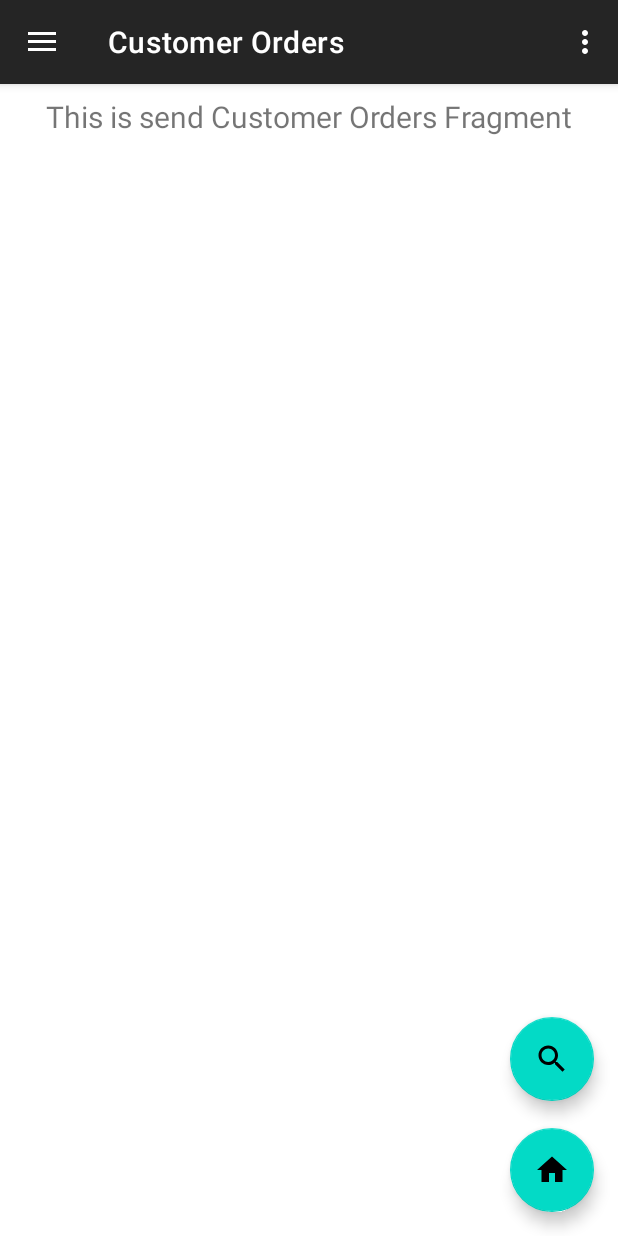
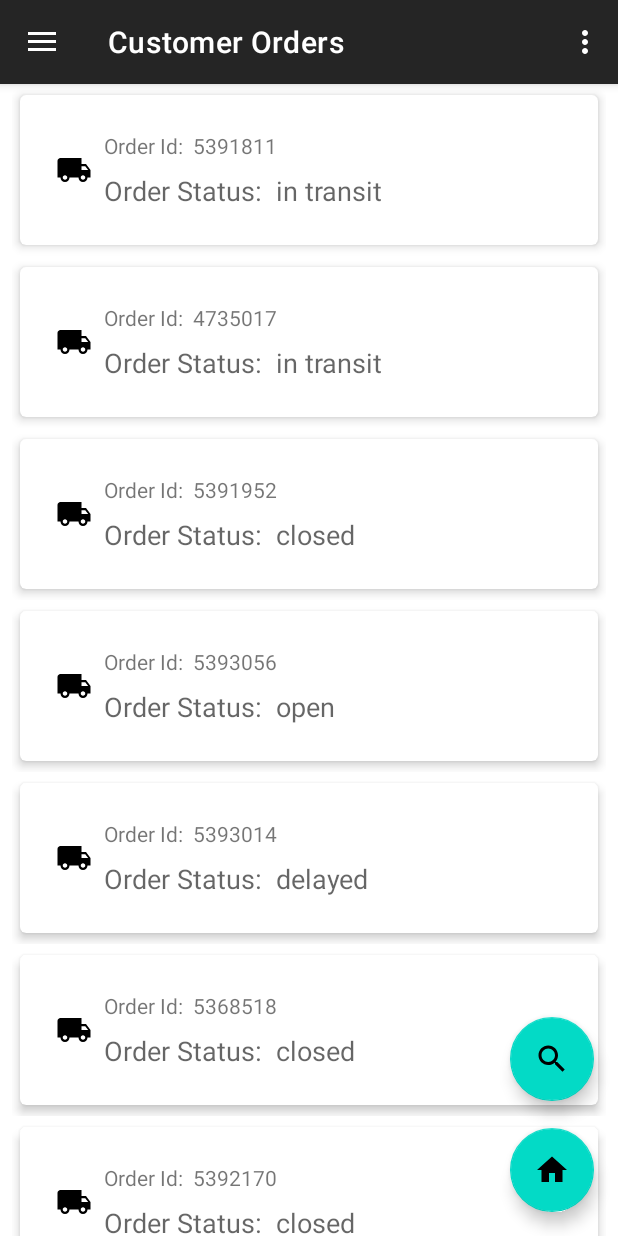
Before and after one commit to teraSurfer/go-ship-smartphone, an Android app: the screen it shows after launch (MainActivity), in the side drawer, after a tap on "Customer Orders", on a phone screen of 412 x 824 dp. Run offline under Robolectric (Android 15) with nearby library versions, the phone set to English and light mode, and no system bars; our stand-ins replace data binding, navigation-ui.

Commit message:
recycler added

```diff
--- a/app/src/main/java/com/gocloud/goshipapp/MainActivity.kt
+++ b/app/src/main/java/com/gocloud/goshipapp/MainActivity.kt
@@ -13,6 +13,7 @@ import com.google.android.material.navigation.NavigationView
 import androidx.appcompat.app.AppCompatActivity
 import androidx.appcompat.widget.Toolbar
 import android.view.Menu
+import android.view.MenuItem
 
 class MainActivity : AppCompatActivity() {
 
@@ -55,4 +56,8 @@ class MainActivity : AppCompatActivity() {
         val navController = findNavController(R.id.nav_host_fragment)
         return navController.navigateUp(appBarConfiguration) || super.onSupportNavigateUp()
     }
+
+    override fun onOptionsItemSelected(item: MenuItem): Boolean {
+        return super.onOptionsItemSelected(item)
+    }
 }
--- /dev/null
+++ b/app/src/main/java/com/gocloud/goshipapp/ui/orderscustomer/DataManager.kt
@@ -0,0 +1,54 @@
+package com.gocloud.goshipapp.ui.orderscustomer
+
+import java.sql.ClientInfoStatus
+
+data class CustomerOrders (val orderId: Int, val u_email: String, val status: String) {
+//    override fun toString(): String {
+//        return cityName
+//    }
+}
+
+//Singleton declaration of the data top populate the spinner and tables
+object DataManager {
+    val customerOrders = HashMap<Int, CustomerOrders>()
+
+    init {
+        initializeCustomerOrders()
+    }
+
+    private fun initializeCustomerOrders() {
+        var order =
+            CustomerOrders(5392170, "me@yahoo.com", "closed")     //create the city
+        customerOrders.set(order.orderId, order)                        //Add to the HashMap
+
+        order = CustomerOrders(5391811, "me@yahoo.com", "in transit")
+        customerOrders.set(order.orderId, order)
+
+        order =
+            CustomerOrders(u_email = "me@yahoo.com", orderId = 5391952, status= "closed")
+        customerOrders.set(order.orderId, order)
+
+        order = CustomerOrders(5368363, "me@yahoo.com", "open")
+        customerOrders.set(order.orderId, order)
+
+        order = CustomerOrders(5393014, "me@yahoo.com","delayed")
+        customerOrders.set(order.orderId, order)
+
+        order = CustomerOrders(5392955, "me@yahoo.com", "closed")
+        customerOrders.set(order.orderId, order)
+
+        order = CustomerOrders(5393056, "me@yahoo.com", "open")
+        customerOrders.set(order.orderId, order)
+
+        order = CustomerOrders(4735017, "me@yahoo.com", "in transit")
+        customerOrders.set(order.orderId, order)
+
+        order = CustomerOrders(5368518, "Los Gatos", "closed")
+        customerOrders.set(order.orderId, order)
+
+        order = CustomerOrders(5368459, "Los Banos", "in transit")
+        customerOrders.set(order.orderId, order)
+    }
+
+
+}
--- /dev/null
+++ b/app/src/main/java/com/gocloud/goshipapp/ui/orderscustomer/ListAdapter.kt
@@ -0,0 +1,52 @@
+package com.sacefe.weatherapp.ui.weather
+
+import android.view.LayoutInflater
+import android.view.ViewGroup
+import androidx.recyclerview.widget.RecyclerView
+import com.gocloud.goshipapp.ui.orderscustomer.CustomerOrders
+
+
+//Require Fragment conversion
+class ListAdapter(private val list: List<CustomerOrders>)
+    : RecyclerView.Adapter<orderItemHolder>() {
+
+
+    override fun onCreateViewHolder(parent: ViewGroup, viewType: Int): orderItemHolder {
+        val inflater = LayoutInflater.from(parent.context)
+        return orderItemHolder(inflater, parent)
+    }
+
+    override fun onBindViewHolder(holderOrder: orderItemHolder, position: Int) {
+        val city: CustomerOrders = list[position]
+        holderOrder.bind(city)
+
+        holderOrder.itemView.setOnClickListener{
+            val position = holderOrder.adapterPosition
+            //val action  = WeatherFragmentDirections.actionNavWeatherToNavCity(weatherPosition = position!!)
+            //    it.findNavController().navigate(action)
+        }
+
+    }
+
+
+    override fun getItemCount(): Int = list.size
+
+}
+
+//CODE OK
+//class ListAdapter(private val list: List<CityInfo>)
+//    : RecyclerView.Adapter<orderItemHolder>() {
+//
+//    override fun onCreateViewHolder(parent: ViewGroup, viewType: Int): orderItemHolder {
+//        val inflater = LayoutInflater.from(parent.context)
+//        return orderItemHolder(inflater, parent)
+//    }
+//
+//    override fun onBindViewHolder(holder: orderItemHolder, position: Int) {
+//        val city: CityInfo = list[position]
+//        holder.bind(city)
+//    }
+//
+//    override fun getItemCount(): Int = list.size
+//
+//}
--- a/app/src/main/java/com/gocloud/goshipapp/ui/orderscustomer/OrdersCustomerFragment.kt
+++ b/app/src/main/java/com/gocloud/goshipapp/ui/orderscustomer/OrdersCustomerFragment.kt
@@ -9,7 +9,11 @@ import androidx.databinding.DataBindingUtil
 import androidx.lifecycle.ViewModelProvider
 import com.gocloud.goshipapp.R
 import androidx.lifecycle.Observer
+import androidx.navigation.Navigation
+import androidx.navigation.findNavController
+import androidx.recyclerview.widget.LinearLayoutManager
 import com.gocloud.goshipapp.databinding.FragmentOrdersCustomerBinding
+import com.sacefe.weatherapp.ui.weather.ListAdapter
 
 
 class OrdersCustomerFragment : Fragment() {
@@ -31,10 +35,27 @@ class OrdersCustomerFragment : Fragment() {
         binding = DataBindingUtil.inflate<FragmentOrdersCustomerBinding>(inflater,
             R.layout.fragment_orders_customer, container, false)
 
+//        ordersCustomerViewModel.text.observe(viewLifecycleOwner, Observer {
+//            binding.textCustomerorders.text = it
+//        })
 
-        ordersCustomerViewModel.text.observe(viewLifecycleOwner, Observer {
-            binding.textCustomerorders.text = it
+
+        ordersCustomerViewModel.vmListOrders.observe(viewLifecycleOwner, Observer {
+            binding.ordersCustomerList.apply {
+                // set a LinearLayoutManager to handle Android
+                // RecyclerView behavior
+                layoutManager = LinearLayoutManager(activity)
+                // set the custom adapter to the RecyclerView
+                adapter = ListAdapter(it)
+            }
+//            .getAdapterPositio // .listItemsRcy.adapter.  .setOnItemClickListener { parent, view:View, position, id ->
+////                val action  =  OrdersCustomerFragmentDirections.actionNavOrderscustomerToNavOrderDetails
+////                view.findNavController().navigate(action)
+//                Navigation.findNavController(view).navigate(R.id.action_nav_orderscustomer_to_nav_orderDetails)
+//            }
+
         })
+
 
         return binding.root
     }
--- a/app/src/main/java/com/gocloud/goshipapp/ui/orderscustomer/OrdersCustomerViewModel.kt
+++ b/app/src/main/java/com/gocloud/goshipapp/ui/orderscustomer/OrdersCustomerViewModel.kt
@@ -8,8 +8,15 @@ import androidx.lifecycle.MutableLiveData
 class OrdersCustomerViewModel : ViewModel() {
     // TODO: Implement the ViewModel
 
-    private val _text = MutableLiveData<String>().apply {
-        value = "This is send Customer Orders Fragment"
+//    private val _text = MutableLiveData<String>().apply {
+//        value = "This is send Customer Orders Fragment"
+//    }
+//    val text: LiveData<String> = _text
+
+    private val _listOrders = MutableLiveData<List<CustomerOrders>>().apply {
+        value =  DataManager.customerOrders.values.toList()
     }
-    val text: LiveData<String> = _text
+    val vmListOrders: LiveData<List<CustomerOrders>> = _listOrders
+
+
 }
--- /dev/null
+++ b/app/src/main/java/com/gocloud/goshipapp/ui/orderscustomer/orderItemHolder.kt
@@ -0,0 +1,58 @@
+package com.sacefe.weatherapp.ui.weather
+
+import android.view.LayoutInflater
+import android.view.ViewGroup
+import android.widget.TextView
+import androidx.recyclerview.widget.RecyclerView
+import com.gocloud.goshipapp.R
+import com.gocloud.goshipapp.ui.orderscustomer.CustomerOrders
+
+
+//Equivalent to ModelView
+class orderItemHolder(inflater: LayoutInflater, parent: ViewGroup) :
+    RecyclerView.ViewHolder(inflater.inflate(R.layout.fragment_order_item_list, parent, false)) {
+
+//    private lateinit var binding: orderItemHolder
+
+    private var mCityId: TextView? = null
+    private var mCityName: TextView? = null
+
+
+    init {
+        mCityId =   itemView.findViewById(R.id.textOrderId)
+        mCityName = itemView.findViewById(R.id.textOrderStatus)
+
+            itemView?.setOnClickListener {
+               //val itsCityIdTextView? =   itemView.findViewById(R.id.textCity).
+               //val itsCityName: TextView? = itemView.findViewById(R.id.textCityName)
+                val miii = 10
+//                val action  = WeatherFragmentDirections.actionNavWeatherToNavCity(weatherPosition = position!!)
+//                view.findNavController().navigate(action)
+            }
+    }
+
+    fun bind(order: CustomerOrders) {
+        mCityId?.text = "Order Id:  ${order.orderId.toString()}"
+        mCityName?.text ="Order Status:  ${order.status}"
+    }
+
+}
+
+//CODE OK
+//class orderItemHolder(inflater: LayoutInflater, parent: ViewGroup) :
+//    RecyclerView.ViewHolder(inflater.inflate(R.layout.item_weather_list_fragment, parent, false)) {
+//    private var mCityId: TextView? = null
+//    private var mCityName: TextView? = null
+//
+//
+//    init {
+//        mCityId = itemView.findViewById(R.id.textCity)
+//        mCityName = itemView.findViewById(R.id.textCityName)
+//    }
+//
+//    fun bind(city: CityInfo) {
+//        mCityId?.text = city.cityId.toString()
+//        mCityName?.text = city.cityName
+//    }
+//
+//}
--- a/app/src/main/java/com/gocloud/goshipapp/ui/ordersvendor/OrdersVendorFragment.kt
+++ b/app/src/main/java/com/gocloud/goshipapp/ui/ordersvendor/OrdersVendorFragment.kt
@@ -8,15 +8,13 @@ import android.view.ViewGroup
 import androidx.databinding.DataBindingUtil
 import androidx.lifecycle.Observer
 import androidx.lifecycle.ViewModelProvider
+import androidx.recyclerview.widget.LinearLayoutManager
 import com.gocloud.goshipapp.R
 import com.gocloud.goshipapp.databinding.FragmentOrdersVendorBinding
+import com.sacefe.weatherapp.ui.weather.ListAdapter
 
 
 class OrdersVendorFragment : Fragment() {
-
-    //companion object {
-    //    fun newInstance() = OrdersVendorFragment()
-    //}
 
     private lateinit var ordersVendorViewModel: OrdersVendorViewModel
     private lateinit var binding: FragmentOrdersVendorBinding
@@ -32,10 +30,16 @@ class OrdersVendorFragment : Fragment() {
         binding = DataBindingUtil.inflate<FragmentOrdersVendorBinding>(inflater,
             R.layout.fragment_orders_vendor, container, false)
 
-        ordersVendorViewModel.text.observe(viewLifecycleOwner, Observer {
-            binding.textVendorsorders.text = it
+
+        ordersVendorViewModel.vmListOrders.observe(viewLifecycleOwner, Observer {
+            binding.ordersCustomerList.apply {
+                // set a LinearLayoutManager to handle Android
+                // RecyclerView behavior
+                layoutManager = LinearLayoutManager(activity)
+                // set the custom adapter to the RecyclerView
+                adapter = ListAdapter(it)
+            }
         })
-
 
         return  binding.root
 
--- a/app/src/main/java/com/gocloud/goshipapp/ui/ordersvendor/OrdersVendorViewModel.kt
+++ b/app/src/main/java/com/gocloud/goshipapp/ui/ordersvendor/OrdersVendorViewModel.kt
@@ -3,13 +3,16 @@ package com.gocloud.goshipapp.ui.ordersvendor
 import androidx.lifecycle.LiveData
 import androidx.lifecycle.MutableLiveData
 import androidx.lifecycle.ViewModel
+import com.gocloud.goshipapp.ui.orderscustomer.CustomerOrders
+import com.gocloud.goshipapp.ui.orderscustomer.DataManager
 
 class OrdersVendorViewModel : ViewModel() {
     // TODO: Implement the ViewModel
 
-    private val _text = MutableLiveData<String>().apply {
-        value = "This is send Customer Orders Fragment"
+
+    private val _listOrders = MutableLiveData<List<CustomerOrders>>().apply {
+        value =  DataManager.customerOrders.values.toList()
     }
-    val text: LiveData<String> = _text
+    val vmListOrders: LiveData<List<CustomerOrders>> = _listOrders
 
 }
--- /dev/null
+++ b/app/src/main/res/layout/fragment_order_item_list.xml
@@ -0,0 +1,62 @@
+<?xml version="1.0" encoding="utf-8"?>
+<FrameLayout xmlns:android="http://schemas.android.com/apk/res/android"
+    xmlns:app="http://schemas.android.com/apk/res-auto"
+    android:layout_width="match_parent"
+    android:layout_height="wrap_content">
+
+    <androidx.cardview.widget.CardView
+        android:layout_width="match_parent"
+        android:layout_height="wrap_content"
+        app:cardCornerRadius="4dp"
+        app:cardElevation="4dp"
+        app:cardUseCompatPadding="true"
+        app:contentPadding="16dp">
+
+        <androidx.constraintlayout.widget.ConstraintLayout
+            android:layout_width="match_parent"
+            android:layout_height="wrap_content">
+
+            <ImageView
+                android:id="@+id/imageOrderView"
+                android:layout_width="wrap_content"
+                android:layout_height="wrap_content"
+                android:layout_marginStart="8dp"
+                android:layout_marginTop="8dp"
+                android:layout_marginBottom="8dp"
+                app:layout_constraintBottom_toBottomOf="parent"
+                app:layout_constraintStart_toStartOf="parent"
+                app:layout_constraintTop_toTopOf="parent"
+                app:srcCompat="@drawable/ic_local_shipping_black_24dp" />
+
+            <TextView
+                android:id="@+id/textOrderId"
+                android:layout_width="0dp"
+                android:layout_height="wrap_content"
+                android:layout_marginStart="8dp"
+                android:layout_marginTop="8dp"
+                android:layout_marginEnd="8dp"
+                android:text="TextView"
+                app:layout_constraintEnd_toEndOf="parent"
+                app:layout_constraintStart_toEndOf="@+id/imageOrderView"
+                app:layout_constraintTop_toTopOf="parent" />
+
+            <TextView
+                android:id="@+id/textOrderStatus"
+                android:layout_width="0dp"
+                android:layout_height="wrap_content"
+                android:layout_marginStart="8dp"
+                android:layout_marginTop="8dp"
+                android:layout_marginEnd="8dp"
+                android:layout_marginBottom="8dp"
+                android:text="TextView"
+                android:textAppearance="@android:style/TextAppearance.Material.Medium"
+                app:layout_constraintBottom_toBottomOf="parent"
+                app:layout_constraintEnd_toEndOf="parent"
+                app:layout_constraintStart_toEndOf="@+id/imageOrderView"
+                app:layout_constraintTop_toBottomOf="@+id/textOrderId" />
+
+        </androidx.constraintlayout.widget.ConstraintLayout>
+    </androidx.cardview.widget.CardView>
+
+
+</FrameLayout>
--- a/app/src/main/res/layout/fragment_orders_customer.xml
+++ b/app/src/main/res/layout/fragment_orders_customer.xml
@@ -1,38 +1,27 @@
 <?xml version="1.0" encoding="utf-8"?>
-<layout xmlns:android="http://schemas.android.com/apk/res/android"
+<layout xmlns:tools="http://schemas.android.com/tools"
+    xmlns:android="http://schemas.android.com/apk/res/android"
     xmlns:app="http://schemas.android.com/apk/res-auto">
 
     <androidx.constraintlayout.widget.ConstraintLayout
         android:layout_width="match_parent"
-            android:layout_height="match_parent">
+        android:layout_height="match_parent">
 
-        <ScrollView
-            android:layout_width="match_parent"
-            android:layout_height="match_parent">
-
-            <LinearLayout
-                android:layout_width="match_parent"
-                android:layout_height="wrap_content"
-                android:orientation="vertical" >
-
-                <androidx.recyclerview.widget.RecyclerView
-                    android:layout_width="match_parent"
-                    android:layout_height="match_parent" />
-            </LinearLayout>
-        </ScrollView>
-
-        <TextView
-            android:id="@+id/text_customerorders"
-            android:layout_width="match_parent"
+        <androidx.recyclerview.widget.RecyclerView
+            android:id="@+id/ordersCustomerList"
+            android:layout_width="0dp"
             android:layout_height="wrap_content"
             android:layout_marginStart="8dp"
             android:layout_marginTop="8dp"
             android:layout_marginEnd="8dp"
-            android:textAlignment="center"
-            android:textSize="20sp"
+            android:layout_marginBottom="8dp"
+            app:layout_constraintBottom_toBottomOf="parent"
             app:layout_constraintEnd_toEndOf="parent"
             app:layout_constraintStart_toStartOf="parent"
-            app:layout_constraintTop_toTopOf="parent" />
+            app:layout_constraintTop_toTopOf="parent"
+            tools:listitem="@layout/fragment_order_item_list" />
+
+
     </androidx.constraintlayout.widget.ConstraintLayout>
 
 </layout>
--- a/app/src/main/res/layout/fragment_orders_vendor.xml
+++ b/app/src/main/res/layout/fragment_orders_vendor.xml
@@ -1,23 +1,26 @@
 <?xml version="1.0" encoding="utf-8"?>
 
 <layout>
-    <androidx.constraintlayout.widget.ConstraintLayout xmlns:android="http://schemas.android.com/apk/res/android"
+    <androidx.constraintlayout.widget.ConstraintLayout
+        xmlns:android="http://schemas.android.com/apk/res/android"
         xmlns:app="http://schemas.android.com/apk/res-auto"
+        xmlns:tools="http://schemas.android.com/tools"
         android:layout_width="match_parent"
         android:layout_height="match_parent">
 
-    <TextView
-        android:id="@+id/text_vendorsorders"
-        android:layout_width="match_parent"
+        <androidx.recyclerview.widget.RecyclerView
+            android:id="@+id/ordersCustomerList"
+            android:layout_width="0dp"
             android:layout_height="wrap_content"
             android:layout_marginStart="8dp"
             android:layout_marginTop="8dp"
             android:layout_marginEnd="8dp"
-        android:textAlignment="center"
-        android:textSize="20sp"
+            android:layout_marginBottom="8dp"
+            app:layout_constraintBottom_toBottomOf="parent"
             app:layout_constraintEnd_toEndOf="parent"
             app:layout_constraintStart_toStartOf="parent"
-        app:layout_constraintTop_toTopOf="parent" />
+            app:layout_constraintTop_toTopOf="parent"
+            tools:listitem="@layout/fragment_order_item_list" />
 
     </androidx.constraintlayout.widget.ConstraintLayout>
 
--- a/app/src/main/res/layout/nav_header_main.xml
+++ b/app/src/main/res/layout/nav_header_main.xml
@@ -13,7 +13,7 @@
     android:theme="@style/ThemeOverlay.AppCompat.Dark">
 
     <ImageView
-        android:id="@+id/imageView"
+        android:id="@+id/imageOrderView"
         android:layout_width="wrap_content"
         android:layout_height="wrap_content"
         android:contentDescription="@string/nav_header_desc"
--- a/app/src/main/res/navigation/mobile_navigation.xml
+++ b/app/src/main/res/navigation/mobile_navigation.xml
@@ -45,11 +45,23 @@
         android:id="@+id/nav_orderscustomer"
         android:name="com.gocloud.goshipapp.ui.orderscustomer.OrdersCustomerFragment"
         android:label="@string/menu_orders_customer"
-        tools:layout="@layout/fragment_orders_customer" />
+        tools:layout="@layout/fragment_orders_customer" >
+        <action
+            android:id="@+id/action_nav_orderscustomer_to_nav_orderDetails"
+            app:destination="@id/nav_orderDetails" />
+    </fragment>
 
     <fragment
         android:id="@+id/nav_ordersvendor"
         android:name="com.gocloud.goshipapp.ui.ordersvendor.OrdersVendorFragment"
         android:label="@string/menu_orders_vendor"
-        tools:layout="@layout/fragment_orders_vendor" />
+        tools:layout="@layout/fragment_orders_vendor" >
+        <action
+            android:id="@+id/action_nav_ordersvendor_to_nav_orderDetails2"
+            app:destination="@id/nav_orderDetails" />
+    </fragment>
+    <fragment
+        android:id="@+id/nav_orderDetails"
+        android:name="com.gocloud.goshipapp.ui.orderdetails.OrderDetailsFragment"
+        android:label="@string/menu_orders_details" />
 </navigation>
--- a/app/src/main/res/values/strings.xml
+++ b/app/src/main/res/values/strings.xml
@@ -17,4 +17,5 @@
     <string name="menu_send">Send</string>
     <string name="menu_orders_customer">Customer Orders</string>
     <string name="menu_orders_vendor">Vendor Orders</string>
+    <string name="menu_orders_details">Orders Details</string>
 </resources>
```
Also changed, not shown: app/src/main/java/com/gocloud/goshipapp/ui/orderitemlist/OrderItemListFragment.kt (added, +33 -0 lines), app/src/main/java/com/gocloud/goshipapp/ui/orderitemlist/OrderItemListViewModel.kt (added, +7 -0 lines). Lines whose indentation alone changed are shown as unchanged.
